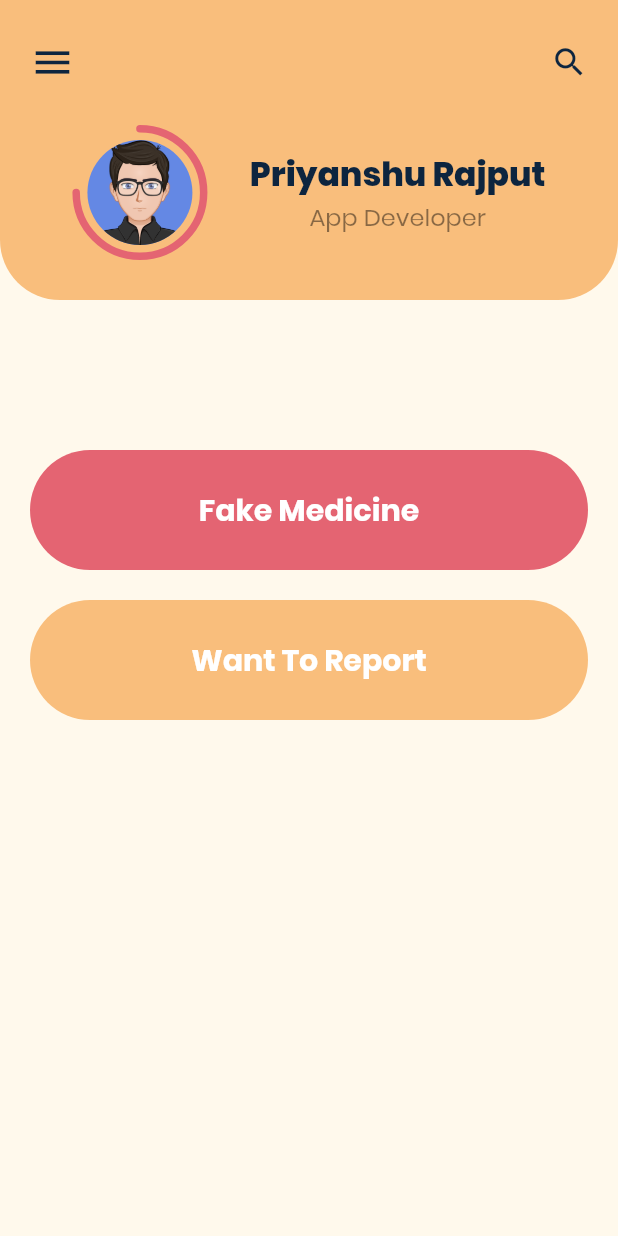
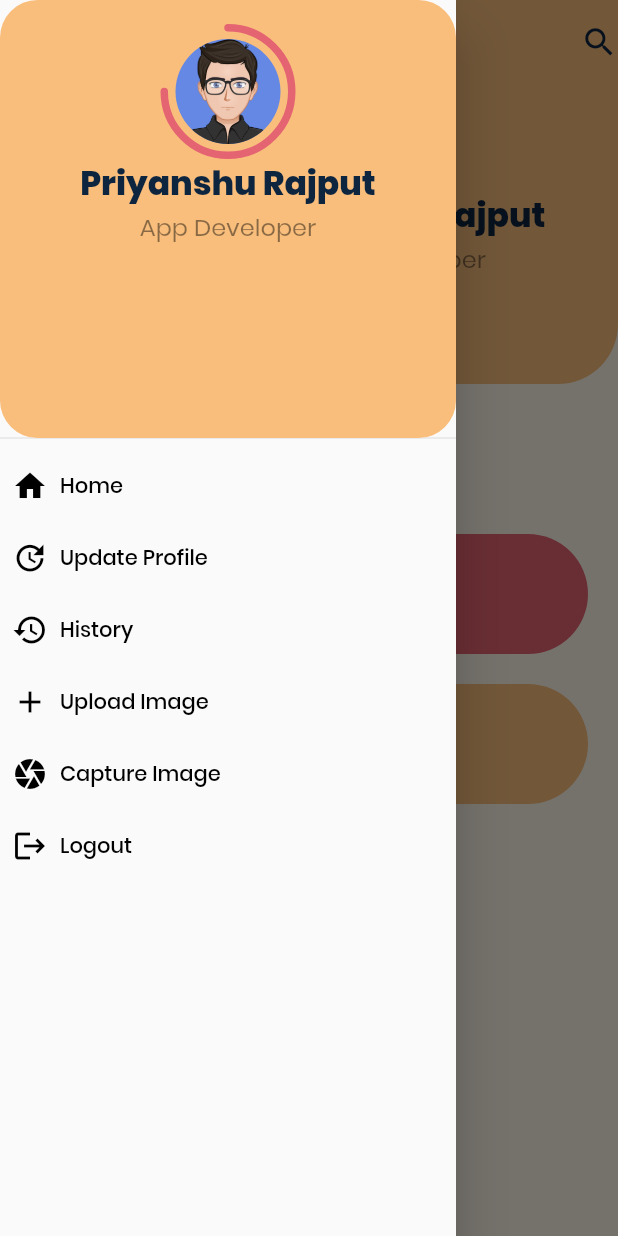
Before and after one commit to PriyanshuRj/MEDEX, a Flutter app: the Result screen opened directly, with the side drawer open (before the commit the screen has no drawer), on a phone screen of 412 x 824 dp. Run offline on Flutter 3.47's test engine with Material 2 defaults, Android fonts, the phone set to English and light mode, and no system bars; drawn by our look-alikes of percent_indicator; missing offline and left inert: sawo.

Commit message:
add code

```diff
--- a/front_end/lib/screens/home_page.dart
+++ b/front_end/lib/screens/home_page.dart
@@ -89,7 +89,8 @@ class HomePage extends StatelessWidget {
                             children: <Widget>[
                               Container(
                                 child: Text(
-                                  'Priyanshu Rajput',
+                                  // "UserData :- $user",
+                                  "Priyanshu Rajput",
                                   textAlign: TextAlign.start,
                                   style: TextStyle(
                                     fontSize: 22.0,
--- a/front_end/lib/screens/result.dart
+++ b/front_end/lib/screens/result.dart
@@ -3,6 +3,7 @@ import 'package:front_end/theme/colors/light_colors.dart';
 import 'package:percent_indicator/percent_indicator.dart';
 import 'package:front_end/widgets/top_container.dart';
 import 'package:front_end/widgets/button_card.dart';
+import 'package:front_end/widgets/drawer.dart';
 
 class Result extends StatelessWidget {
   Text subheading(String title) {
@@ -21,6 +22,17 @@ class Result extends StatelessWidget {
     double width = MediaQuery.of(context).size.width;
     return Scaffold(
       backgroundColor: LightColors.kLightYellow,
+      appBar: AppBar(
+        backgroundColor: LightColors.kDarkYellow,
+        // leading: Icon(Icons.menu, color: LightColors.kDarkBlue, size: 30.0),
+        elevation: 0,
+        // bottom: Icon(Icons.search, color: LightColors.kDarkBlue, size: 25.0),
+        actions: [
+          Icon(Icons.search, color: LightColors.kDarkBlue, size: 25.0),
+        ],
+        iconTheme: IconThemeData(color: LightColors.kDarkBlue),
+      ),
+      drawer: MyDrawer(),
       body: SafeArea(
         child: Column(
           children: <Widget>[
@@ -30,15 +42,15 @@ class Result extends StatelessWidget {
               child: Column(
                   mainAxisAlignment: MainAxisAlignment.spaceEvenly,
                   children: <Widget>[
-                    Row(
-                      mainAxisAlignment: MainAxisAlignment.spaceBetween,
-                      children: <Widget>[
-                        Icon(Icons.menu,
-                            color: LightColors.kDarkBlue, size: 30.0),
-                        Icon(Icons.search,
-                            color: LightColors.kDarkBlue, size: 25.0),
-                      ],
-                    ),
+                    // Row(
+                    //   mainAxisAlignment: MainAxisAlignment.spaceBetween,
+                    // children: <Widget>[
+                    //   Icon(Icons.menu,
+                    //       color: LightColors.kDarkBlue, size: 30.0),
+                    //   Icon(Icons.search,
+                    //       color: LightColors.kDarkBlue, size: 25.0),
+                    // ],
+                    // ),
                     Padding(
                       padding: const EdgeInsets.symmetric(
                           horizontal: 0, vertical: 0.0),
--- a/front_end/lib/widgets/drawer.dart
+++ b/front_end/lib/widgets/drawer.dart
@@ -1,6 +1,7 @@
 import 'package:flutter/material.dart';
 
 import 'package:front_end/screens/upload_image.dart';
+import 'package:front_end/screens/home_page.dart';
 
 import 'package:front_end/theme/colors/light_colors.dart';
 import 'package:percent_indicator/percent_indicator.dart';
@@ -76,6 +77,15 @@ class MyDrawer extends StatelessWidget {
               ],
             ),
             TextButton.icon(
+                onPressed: () {
+                  Navigator.push(
+                    context,
+                    MaterialPageRoute(builder: (context) => HomePage()),
+                  );
+                },
+                icon: Icon(Icons.home, color: Colors.black),
+                label: Text("Home", style: TextStyle(color: Colors.black))),
+            TextButton.icon(
                 onPressed: () {},
                 icon: Icon(
                   Icons.update,
```
